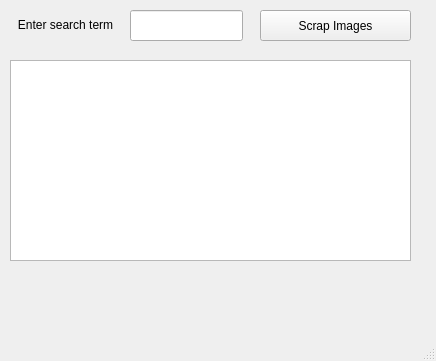
Old version of the form app.ui in the repository muhammad-mobeen/Copyright-Discriminator-App.
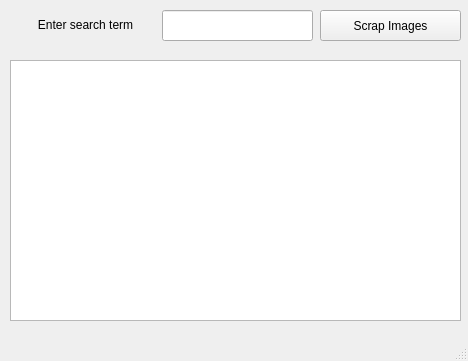
New version of the form.

```diff
--- a/app.ui
+++ b/app.ui
@@ -9,7 +9,7 @@
    <rect>
     <x>0</x>
     <y>0</y>
-    <width>436</width>
+    <width>468</width>
     <height>361</height>
    </rect>
   </property>
@@ -28,7 +28,7 @@
      <rect>
       <x>10</x>
       <y>10</y>
-      <width>111</width>
+      <width>151</width>
       <height>31</height>
      </rect>
     </property>
@@ -39,9 +39,9 @@
    <widget class="QLineEdit" name="lineEdit">
     <property name="geometry">
      <rect>
-      <x>130</x>
+      <x>162</x>
       <y>10</y>
-      <width>113</width>
+      <width>151</width>
       <height>31</height>
      </rect>
     </property>
@@ -49,9 +49,9 @@
    <widget class="QPushButton" name="pushButton">
     <property name="geometry">
      <rect>
-      <x>260</x>
+      <x>320</x>
       <y>10</y>
-      <width>151</width>
+      <width>141</width>
       <height>31</height>
      </rect>
     </property>
@@ -64,8 +64,8 @@
      <rect>
       <x>10</x>
       <y>60</y>
-      <width>401</width>
-      <height>201</height>
+      <width>451</width>
+      <height>261</height>
      </rect>
     </property>
    </widget>
```
Left out of the diff: 2 changed lines with no effect on the pictures.
